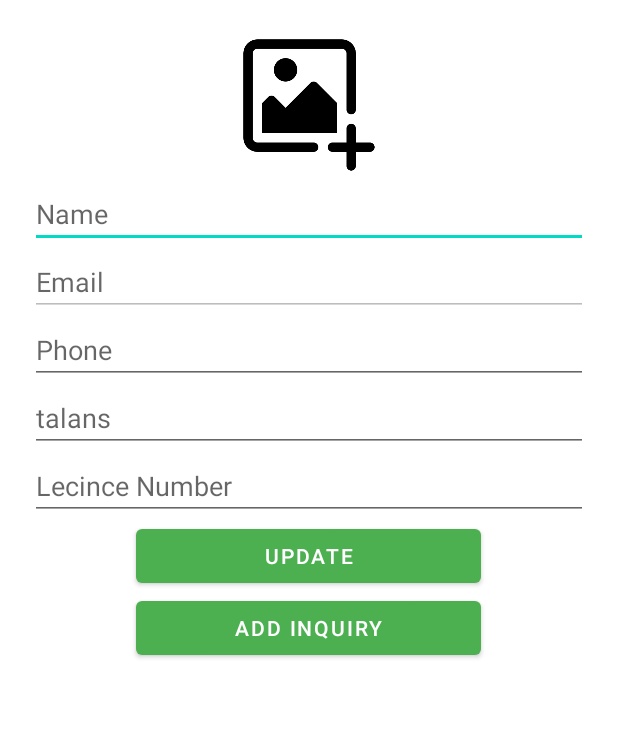
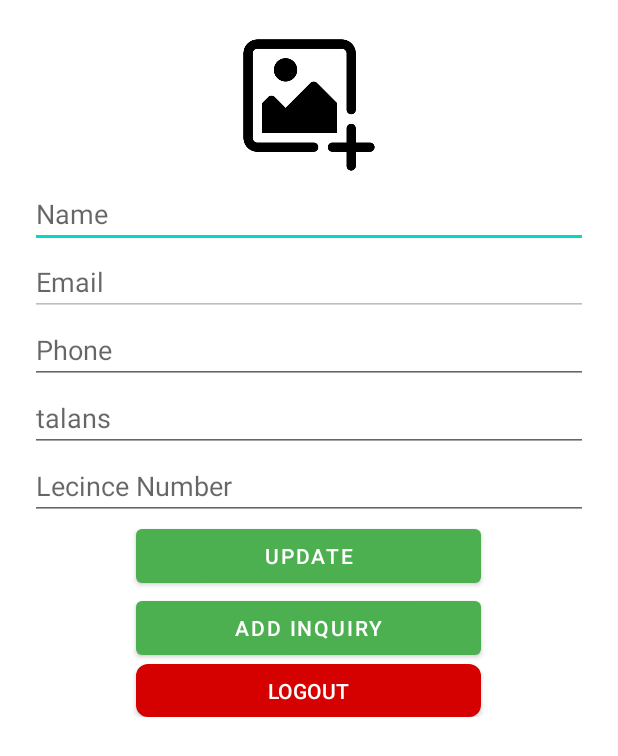
Before and after one commit to Ralzahrani32/Mawaheb, an Android app: the layout activity_fragment_profile_company.xml on its own in the app's theme, with its tools: preview values and no code run, on a phone screen of 412 x 824 dp. Shown: the top 756 px of the screen. Run offline under Robolectric (Android 15) with nearby library versions, the light colour scheme and no system bars.

Commit message:
add button

```diff
--- a/app/src/main/res/layout/activity_fragment_profile_company.xml
+++ b/app/src/main/res/layout/activity_fragment_profile_company.xml
@@ -76,6 +76,15 @@
             android:layout_height="wrap_content"
             android:text="add inquiry" />
 
+        <android.widget.Button
+            android:id="@+id/logout"
+            android:layout_width="230dp"
+            android:textColor="@color/white"
+            android:background="@drawable/bg_btn_delete"
+            android:layout_gravity="center"
+            android:layout_height="35dp"
+            android:text="logout" />
+
     </LinearLayout>
 
 </ScrollView>
```
